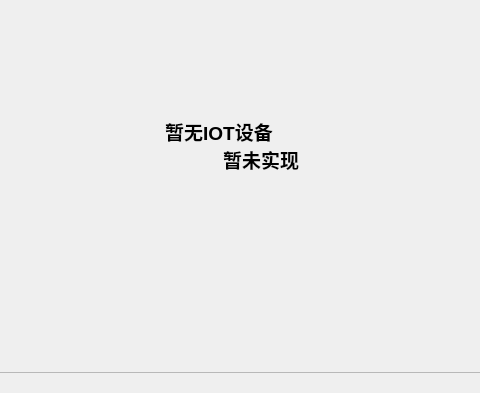
The window that src/display/gui_display.ui (huangjunsen0406/py-xiaozhi) describes before a commit, drawn with Qt 5; both pictures show x 181 to 661 and y 87 to 480 of the 800 by 480 pixel window.
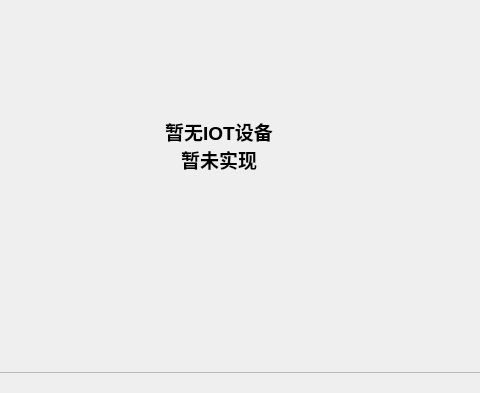
The same window after the commit. The open tabs and pages were chosen to show the change.

Commit message: GIF加入淡出淡入，IOT界面文字错位问题

Diff of the .ui file:
```diff
--- a/src/display/gui_display.ui
+++ b/src/display/gui_display.ui
@@ -373,7 +373,7 @@
             </property>
             <property name="text">
              <string>暂无IOT设备
-                暂未实现
+暂未实现
              </string>
             </property>
             <property name="alignment">
```
The commit also changes 1 other file.
